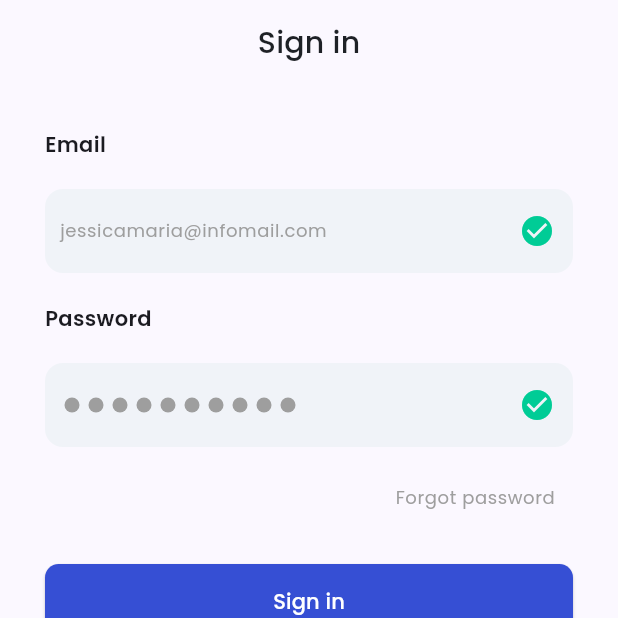
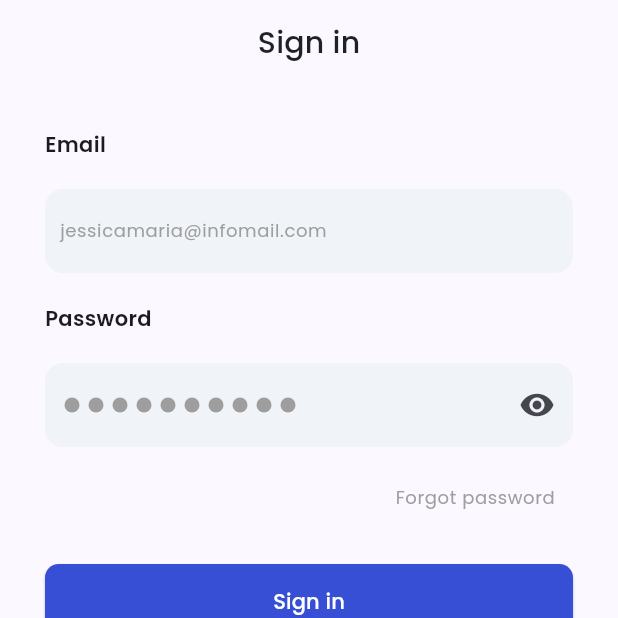
Before and after one commit to mbaka-bilal/ecommerce_dummy_app, a Flutter app: the screen it shows after launch, after a tap on "Skip", on a phone screen of 412 x 824 dp, the top half of it. Run offline on Flutter 3.47's test engine with Material 2 defaults, Android fonts, the phone set to English and light mode, and no system bars; our stand-ins replace flutter_svg.

Commit message:
login screen iteration 2

```diff
--- a/lib/pages/onboarding/login/login_screen.dart
+++ b/lib/pages/onboarding/login/login_screen.dart
@@ -1,4 +1,5 @@
 
+import 'package:ecommerce_dummy_app/utils/validator.dart';
 import 'package:flutter/material.dart';
 import 'package:flutter_svg/flutter_svg.dart';
 
@@ -15,6 +16,8 @@ class LoginScreen extends StatelessWidget {
   Widget build(BuildContext context) {
     const double smallSpace = 10;
     const double mediumSpace = 20;
+    final emailController = TextEditingController();
+    final passwordController = TextEditingController();
 
     Widget socialButtons(
         {required Widget leadingIcon, required String socialName,required Function function}) {
@@ -81,15 +84,15 @@ class LoginScreen extends StatelessWidget {
                         height: mediumSpace,
                       ),
                       MyFormField(
+                        formFieldValidator: FormValidator.validateEmail,
+                        textEditingController: emailController,
+                        isPassword: false,
                         hint: Text("jessicamaria@infomail.com",
                             style: Theme.of(context)
                                 .textTheme
                                 .bodySmall!
                                 .copyWith(color: Colors.grey)),
-                        trailingIcon: const Icon(
-                          Icons.check_circle,
-                          color: AppColors.success,
-                        ),
+
                       ),
                       const SizedBox(
                         height: mediumSpace,
@@ -102,6 +105,9 @@ class LoginScreen extends StatelessWidget {
                         height: mediumSpace,
                       ),
                       MyFormField(
+                        formFieldValidator: FormValidator.validatePassword,
+                        isPassword: true,
+                        textEditingController: passwordController,
                         hint: Row(
                           children: List.generate(
                               10,
@@ -114,10 +120,7 @@ class LoginScreen extends StatelessWidget {
                                 ),
                               )),
                         ),
-                        trailingIcon: const Icon(
-                          Icons.check_circle,
-                          color: AppColors.success,
-                        ),
+
                       ),
                       const SizedBox(
                         height: 10,
--- a/lib/ui/my_form.dart
+++ b/lib/ui/my_form.dart
@@ -3,20 +3,31 @@ import 'package:flutter/material.dart';
 import '../utils/appstyles.dart';
 
 class MyFormField extends StatefulWidget {
-  const MyFormField({Key? key, required this.hint, this.trailingIcon})
+  const MyFormField(
+      {Key? key,
+      required this.hint,
+      this.trailingIcon,
+      required this.isPassword,
+      required this.textEditingController, required this.formFieldValidator})
       : super(key: key);
 
   final Widget hint;
   final Widget? trailingIcon;
+  final bool isPassword;
+  final TextEditingController textEditingController;
+  final FormFieldValidator<String?> formFieldValidator;
 
   @override
   State<MyFormField> createState() => _MyFormFieldState();
 }
 
 class _MyFormFieldState extends State<MyFormField> {
-  FocusNode focusNode = FocusNode();
+  final focusNode = FocusNode();
   bool showHint = true;
-  final TextEditingController textController = TextEditingController();
+  bool showPassword = false;
+  bool showSuffixIcon = false;
+
+  Widget? endIcon;
 
   @override
   void initState() {
@@ -28,7 +39,7 @@ class _MyFormFieldState extends State<MyFormField> {
           showHint = false;
         });
       } else {
-        if (textController.text.trim().isEmpty) {
+        if (widget.textEditingController.text.trim().isEmpty) {
           showHint = true;
         }
       }
@@ -41,14 +52,47 @@ class _MyFormFieldState extends State<MyFormField> {
       children: [
         TextFormField(
           focusNode: focusNode,
-          controller: textController,
+          controller: widget.textEditingController,
+          obscureText: showPassword,
+          onChanged: (str) {
+            if (str.trim() == ""){
+              endIcon = null;
+            }else{
+              if (widget.formFieldValidator(str) == null){
+                setState(() {
+                  showSuffixIcon = true;
+                  endIcon = const Icon(
+                    Icons.check_circle,
+                    color: AppColors.success,
+                  );
+                });
+              }else{
+                setState(() {
+                  showSuffixIcon = false;
+                  endIcon =Icon(
+                    Icons.close,
+                    color: Colors.red,
+                  );
+                });
+              }
+            }
+
+          },
           decoration: InputDecoration(
               fillColor: AppColors.gray07,
               filled: true,
-              suffixIcon: IconButton(
-                onPressed: () {},
-                icon: widget.trailingIcon!,
-              ),
+              suffixIcon: (widget.isPassword)
+                  ? IconButton(
+                      onPressed: () {
+                        setState(() {
+                          showPassword = !showPassword;
+                        });
+                      },
+                      icon: (showPassword)
+                          ? const Icon(Icons.visibility_off)
+                          : const Icon(Icons.visibility),
+                    )
+                  :  endIcon,
               border: OutlineInputBorder(
                   borderSide: BorderSide.none,
                   borderRadius: BorderRadius.circular(12))),
@@ -58,6 +102,13 @@ class _MyFormFieldState extends State<MyFormField> {
             visible: showHint,
             child: GestureDetector(
               behavior: HitTestBehavior.translucent,
+              onTap: () {
+                if (focusNode.hasFocus) {
+                  focusNode.unfocus();
+                } else {
+                  focusNode.requestFocus();
+                }
+              },
               child: Align(
                   alignment: Alignment.centerLeft,
                   child: Padding(
```
Also changed, not shown: lib/utils/validator.dart (added, +20 -0 lines).
